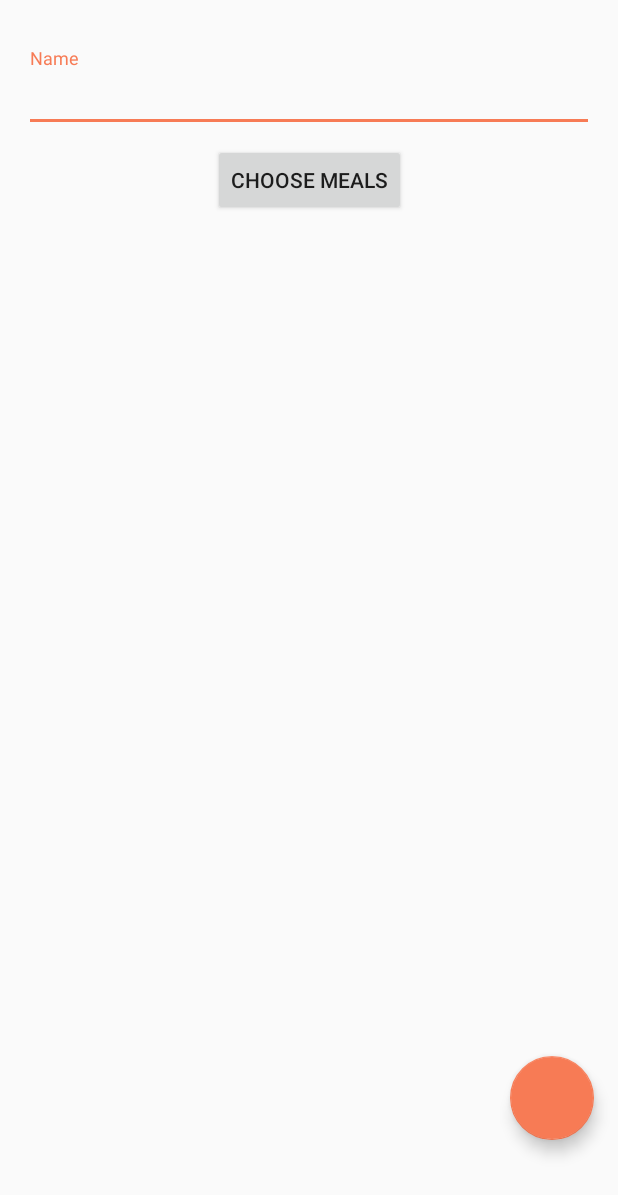
After one commit to enorkus/delishioAndroidNano, an Android app: the AddMealPlanActivity screen opened directly, with no data from a screen before it, on a phone screen of 412 x 824 dp. The commit adds this screen. Shown: the top 1195 px of the screen. Run offline under Robolectric (Android 15) with nearby library versions, the phone set to English and light mode, and no system bars; our stand-ins replace ButterKnife, Picasso; pictures from the network do not load.

Commit message:
Initial implementation of add meal plan views

```diff
--- a/app/src/main/AndroidManifest.xml
+++ b/app/src/main/AndroidManifest.xml
@@ -30,7 +30,8 @@
             android:authorities="com.enorkus.delishio"
             android:exported="false" />
 
-        <activity android:name=".activity.MealDetailsActivity"></activity>
+        <activity android:name=".activity.MealDetailsActivity" />
+        <activity android:name=".activity.AddMealPlanActivity"></activity>
     </application>
 
 </manifest>
--- /dev/null
+++ b/app/src/main/java/com/enorkus/delishio/activity/AddMealPlanActivity.java
@@ -0,0 +1,51 @@
+package com.enorkus.delishio.activity;
+
+import android.support.design.widget.FloatingActionButton;
+import android.support.v4.app.FragmentManager;
+import android.support.v7.app.AppCompatActivity;
+import android.os.Bundle;
+import android.view.View;
+import android.widget.Button;
+
+import com.enorkus.delishio.R;
+import com.enorkus.delishio.entity.Meal;
+import com.enorkus.delishio.fragment.AddMealPlanFragment;
+
+import java.util.ArrayList;
+import java.util.List;
+
+import butterknife.BindView;
+import butterknife.ButterKnife;
+
+public class AddMealPlanActivity extends AppCompatActivity {
+
+    @BindView(R.id.addMealPlanSaveBtn)
+    protected FloatingActionButton addMealPlanSaveBtn;
+
+    private List<Meal> selectedMeals = new ArrayList<>();
+
+    @Override
+    protected void onCreate(Bundle savedInstanceState) {
+        super.onCreate(savedInstanceState);
+        setContentView(R.layout.activity_add_meal_plan);
+        ButterKnife.bind(this);
+        setupLayout();
+    }
+
+    private void setupLayout() {
+        FragmentManager fragmentManager = getSupportFragmentManager();
+        fragmentManager.beginTransaction().replace(R.id.addMealPlanFragmentContainer, new AddMealPlanFragment()).commit();
+    }
+
+    public void setFABOnClickListener(View.OnClickListener listener) {
+        addMealPlanSaveBtn.setOnClickListener(listener);
+    }
+
+    public List<Meal> getSelectedMeals() {
+        return selectedMeals;
+    }
+
+    public void setSelectedMeals(List<Meal> selectedMeals) {
+        this.selectedMeals = selectedMeals;
+    }
+}
--- a/app/src/main/java/com/enorkus/delishio/adapter/MealListAdapter.java
+++ b/app/src/main/java/com/enorkus/delishio/adapter/MealListAdapter.java
@@ -20,7 +20,7 @@ import java.util.List;
 
 public class MealListAdapter extends RecyclerView.Adapter<MealListAdapter.ViewHolder> {
 
-    private List<Meal> meals;
+    protected List<Meal> meals;
     private Context ctx;
 
     public MealListAdapter(List<Meal> meals, Context ctx) {
@@ -52,7 +52,7 @@ public class MealListAdapter extends RecyclerView.Adapter<MealListAdapter.ViewHo
         });
     }
 
-    private void loadImage(String picturePath, ImageView mealImageView) {
+    protected void loadImage(String picturePath, ImageView mealImageView) {
             String dir = picturePath.substring(0, picturePath.lastIndexOf("/"));
             String pictureName = picturePath.substring(picturePath.lastIndexOf("/") + 1, picturePath.lastIndexOf("."));
             File file = new File(dir, pictureName);
--- /dev/null
+++ b/app/src/main/java/com/enorkus/delishio/fragment/AddMealPlanFragment.java
@@ -0,0 +1,63 @@
+package com.enorkus.delishio.fragment;
+
+
+import android.os.Bundle;
+import android.support.v4.app.Fragment;
+import android.support.v7.widget.LinearLayoutManager;
+import android.support.v7.widget.RecyclerView;
+import android.view.LayoutInflater;
+import android.view.View;
+import android.view.ViewGroup;
+import android.widget.Button;
+
+import com.enorkus.delishio.R;
+import com.enorkus.delishio.activity.AddMealPlanActivity;
+import com.enorkus.delishio.adapter.ChooseMealsListAdapter;
+import com.enorkus.delishio.entity.Meal;
+
+import java.util.ArrayList;
+
+import butterknife.BindView;
+import butterknife.ButterKnife;
+
+public class AddMealPlanFragment extends Fragment {
+
+    @BindView(R.id.chooseMealsBtn)
+    protected Button chooseMealsBtn;
+    @BindView(R.id.addMealPlan_selectedMeals)
+    protected RecyclerView selectedMealsList;
+
+    private AddMealPlanActivity activity;
+
+    public AddMealPlanFragment() {
+    }
+
+
+    @Override
+    public View onCreateView(LayoutInflater inflater, ViewGroup container,
+                             Bundle savedInstanceState) {
+        View rootView = inflater.inflate(R.layout.fragment_add_meal_plan, container, false);
+        ButterKnife.bind(this, rootView);
+
+        selectedMealsList.setLayoutManager(new LinearLayoutManager(activity));
+        selectedMealsList.setAdapter(new ChooseMealsListAdapter(activity != null ? activity.getSelectedMeals() : new ArrayList<Meal>(), activity));
+
+        activity = (AddMealPlanActivity) getActivity();
+        activity.setFABOnClickListener(new View.OnClickListener() {
+            @Override
+            public void onClick(View view) {
+                //save meal plan
+            }
+        });
+
+
+        chooseMealsBtn.setOnClickListener(new View.OnClickListener() {
+            @Override
+            public void onClick(View view) {
+                getFragmentManager().beginTransaction().replace(R.id.addMealPlanFragmentContainer, new ChooseMealsFragment()).addToBackStack(null).commit();
+            }
+        });
+        return rootView;
+    }
+
+}
--- /dev/null
+++ b/app/src/main/res/layout/activity_add_meal_plan.xml
@@ -0,0 +1,33 @@
+<?xml version="1.0" encoding="utf-8"?>
+<android.support.constraint.ConstraintLayout xmlns:android="http://schemas.android.com/apk/res/android"
+    xmlns:app="http://schemas.android.com/apk/res-auto"
+    xmlns:tools="http://schemas.android.com/tools"
+    android:layout_width="match_parent"
+    android:layout_height="match_parent"
+    tools:context=".activity.AddMealPlanActivity">
+
+    <android.support.design.widget.CoordinatorLayout
+        android:id="@+id/mainFragmentWrapper"
+        android:layout_width="match_parent"
+        android:layout_height="wrap_content"
+        android:layout_marginBottom="48dp">
+
+        <FrameLayout
+            android:id="@+id/addMealPlanFragmentContainer"
+            android:layout_width="match_parent"
+            android:layout_height="match_parent"/>
+
+    </android.support.design.widget.CoordinatorLayout>
+
+    <android.support.design.widget.FloatingActionButton
+        android:id="@+id/addMealPlanSaveBtn"
+        android:layout_width="wrap_content"
+        android:layout_height="wrap_content"
+        android:layout_marginBottom="64dp"
+        android:layout_marginEnd="16dp"
+        android:clickable="true"
+        android:focusable="true"
+        app:layout_constraintBottom_toBottomOf="parent"
+        app:layout_constraintEnd_toEndOf="parent" />
+
+</android.support.constraint.ConstraintLayout>
--- /dev/null
+++ b/app/src/main/res/layout/fragment_add_meal_plan.xml
@@ -0,0 +1,56 @@
+<?xml version="1.0" encoding="utf-8"?>
+<android.support.constraint.ConstraintLayout
+    xmlns:android="http://schemas.android.com/apk/res/android"
+    xmlns:tools="http://schemas.android.com/tools"
+    android:layout_width="match_parent"
+    android:layout_height="match_parent"
+    xmlns:app="http://schemas.android.com/apk/res-auto"
+    tools:context=".fragment.AddMealPlanFragment">
+
+    <android.support.design.widget.TextInputLayout
+        android:id="@+id/mealPlanNameInputLayout"
+        android:layout_width="match_parent"
+        android:layout_height="wrap_content"
+        android:layout_marginEnd="16dp"
+        android:layout_marginStart="16dp"
+        android:layout_marginTop="32dp"
+        android:hint="@string/meal_plan_name"
+        app:layout_constraintEnd_toEndOf="parent"
+        app:layout_constraintHorizontal_bias="0.0"
+        app:layout_constraintStart_toStartOf="parent"
+        app:layout_constraintTop_toTopOf="parent">
+
+        <EditText
+            android:id="@+id/mealPlanNameInput"
+            android:layout_width="match_parent"
+            android:layout_height="wrap_content"
+            android:inputType="text" />
+
+    </android.support.design.widget.TextInputLayout>
+
+    <android.support.v7.widget.RecyclerView
+        android:id="@+id/addMealPlan_selectedMeals"
+        android:layout_width="match_parent"
+        android:layout_height="match_parent"
+        android:layout_marginBottom="8dp"
+        android:layout_marginEnd="8dp"
+        android:layout_marginStart="8dp"
+        android:layout_marginTop="8dp"
+        app:layout_constraintBottom_toBottomOf="parent"
+        app:layout_constraintEnd_toEndOf="parent"
+        app:layout_constraintStart_toStartOf="parent"
+        app:layout_constraintTop_toBottomOf="@+id/chooseMealsBtn" />
+
+    <Button
+        android:id="@+id/chooseMealsBtn"
+        android:layout_width="wrap_content"
+        android:layout_height="wrap_content"
+        android:layout_marginEnd="8dp"
+        android:layout_marginStart="8dp"
+        android:layout_marginTop="8dp"
+        android:text="@string/choose_meals"
+        app:layout_constraintEnd_toEndOf="parent"
+        app:layout_constraintStart_toStartOf="parent"
+        app:layout_constraintTop_toBottomOf="@+id/mealPlanNameInputLayout" />
+
+</android.support.constraint.ConstraintLayout>
--- a/app/src/main/res/layout/list_item_meal.xml
+++ b/app/src/main/res/layout/list_item_meal.xml
@@ -8,7 +8,7 @@
     android:clickable="true"
     android:focusable="true"
     android:foreground="?android:attr/selectableItemBackground"
-    card_view:cardBackgroundColor="@color/accentSecond"
+    card_view:cardBackgroundColor="@color/white"
     card_view:cardUseCompatPadding="true"
     android:layout_marginTop="8dp"
     android:layout_marginStart="8dp"
--- a/app/src/main/res/values/strings.xml
+++ b/app/src/main/res/values/strings.xml
@@ -23,6 +23,8 @@
     <string name="choose_galery">Choose from galery</string>
     <string name="search_internet">Search on internet</string>
     <string name="search_example_cupcakes">Search example: Cupcakes</string>
+    <string name="meal_plan_name">Name</string>
+    <string name="choose_meals">Choose Meals</string>
 
     <string-array name="units">
         <item>g.</item>
@@ -36,4 +38,7 @@
         <item>some</item>
     </string-array>
 
+    <!-- TODO: Remove or change this placeholder text -->
+    <string name="hello_blank_fragment">Hello blank fragment</string>
+
 </resources>
```
Also changed, not shown: app/src/main/java/com/enorkus/delishio/activity/MealDetailsActivity.java (+8 -0 lines), app/src/main/java/com/enorkus/delishio/adapter/ChooseMealsListAdapter.java (added, +61 -0 lines), app/src/main/java/com/enorkus/delishio/adapter/IngredientListAdapter.java (added, +54 -0 lines), app/src/main/java/com/enorkus/delishio/entity/MealPlan.java (added, +40 -0 lines), app/src/main/java/com/enorkus/delishio/fragment/ChooseMealsFragment.java (added, +56 -0 lines), app/src/main/java/com/enorkus/delishio/fragment/MealPlansFragment.java (+38 -1 lines), app/src/main/res/layout/activity_meal_details.xml (+15 -2 lines), app/src/main/res/layout/fragment_choose_meals.xml (added, +14 -0 lines), app/src/main/res/layout/fragment_meal_plans.xml (+16 -8 lines), app/src/main/res/layout/list_item_ingredient.xml (added, +9 -0 lines).
